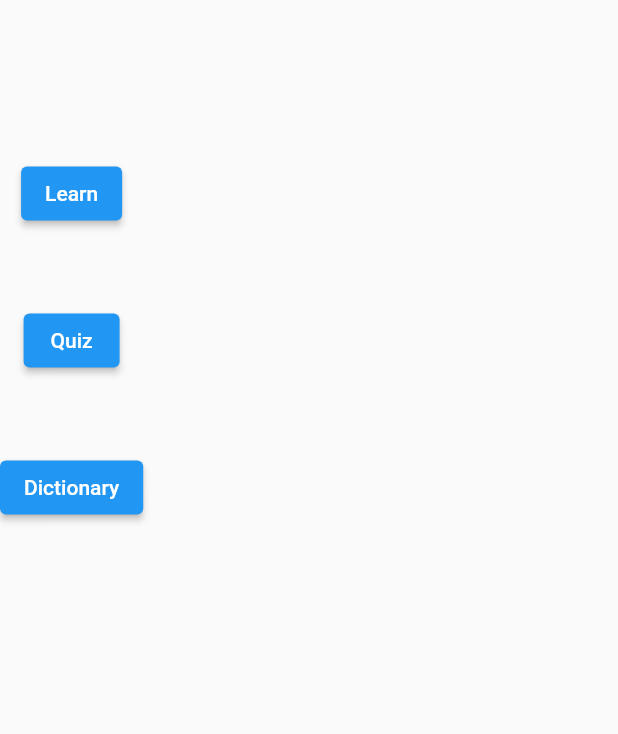
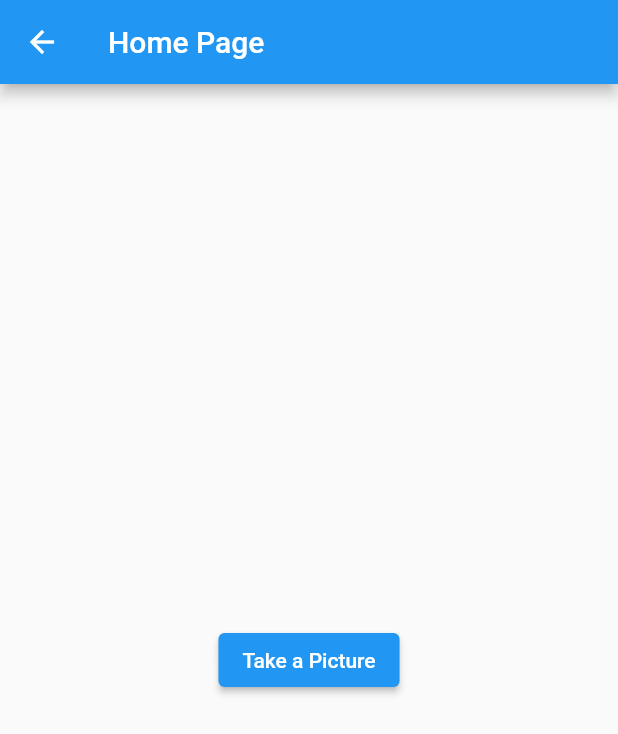
Before and after one commit to JariP5/ASL, a Flutter app: the ASLDashboard widget shown alone on an empty page, opened directly, after a tap on "Learn", on a phone screen of 412 x 824 dp. Shown: the top 734 px of the screen. Run offline on Flutter 3.47's test engine with Material 2 defaults, Android fonts, the phone set to English and light mode, and no system bars; our stand-ins replace camera.

```diff
--- a/lib/dashboard.dart
+++ b/lib/dashboard.dart
@@ -1,7 +1,8 @@
 import 'package:ASL/dict.dart';
+import 'package:ASL/home_page.dart';
 import 'package:flutter/material.dart';
+
 import './quizScreen.dart';
-import './dict.dart';
 
 class ASLDashboard extends StatelessWidget {
   @override
@@ -11,7 +12,12 @@ class ASLDashboard extends StatelessWidget {
         const Padding(padding: EdgeInsets.only(top: 5)),
         ElevatedButton(
           child: Text('Learn'),
-          onPressed: () {},
+          onPressed: () {
+            Navigator.push(
+              context,
+              MaterialPageRoute(builder: (context) => const HomePage()),
+            );
+          },
           // on press go to new page or something
         ),
         SizedBox(
--- /dev/null
+++ b/lib/home_page.dart
@@ -0,0 +1,29 @@
+import 'package:ASL/camera_page.dart';
+import 'package:camera/camera.dart';
+import 'package:flutter/material.dart';
+
+class HomePage extends StatefulWidget {
+  const HomePage({Key? key}) : super(key: key);
+
+  @override
+  State<HomePage> createState() => _HomePageState();
+}
+
+class _HomePageState extends State<HomePage> {
+  @override
+  Widget build(BuildContext context) {
+    return Scaffold(
+      appBar: AppBar(title: const Text("Home Page")),
+      body: SafeArea(
+        child: Center(
+            child: ElevatedButton(
+          onPressed: () async {
+            await availableCameras().then((value) => Navigator.push(context,
+                MaterialPageRoute(builder: (_) => CameraPage(cameras: value))));
+          },
+          child: const Text("Take a Picture"),
+        )),
+      ),
+    );
+  }
+}
--- /dev/null
+++ b/lib/preview_page.dart
@@ -0,0 +1,24 @@
+import 'dart:io';
+
+import 'package:camera/camera.dart';
+import 'package:flutter/material.dart';
+
+class PreviewPage extends StatelessWidget {
+  const PreviewPage({Key? key, required this.picture}) : super(key: key);
+
+  final XFile picture;
+
+  @override
+  Widget build(BuildContext context) {
+    return Scaffold(
+      appBar: AppBar(title: const Text('Preview Page')),
+      body: Center(
+        child: Column(mainAxisSize: MainAxisSize.min, children: [
+          Image.file(File(picture.path), fit: BoxFit.cover, width: 250),
+          const SizedBox(height: 24),
+          Text(picture.name)
+        ]),
+      ),
+    );
+  }
+}
--- a/pubspec.yaml
+++ b/pubspec.yaml
@@ -17,6 +17,7 @@ environment:
   sdk: ">=2.17.0 <3.0.0"
 
 dependencies:
+  camera: ^0.10.3+2
   flutter:
     sdk: flutter
 
```
Also changed, not shown: lib/camera_page.dart (added, +114 -0 lines), pubspec.lock, 3 other files.
